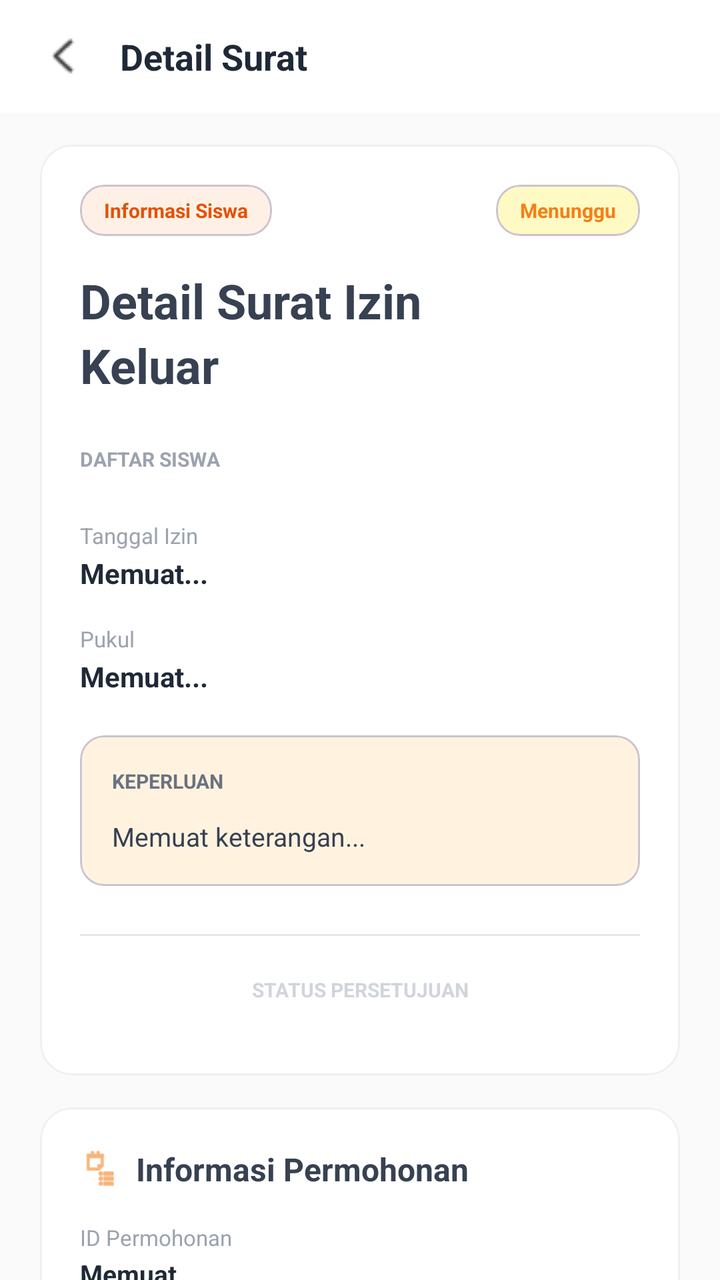
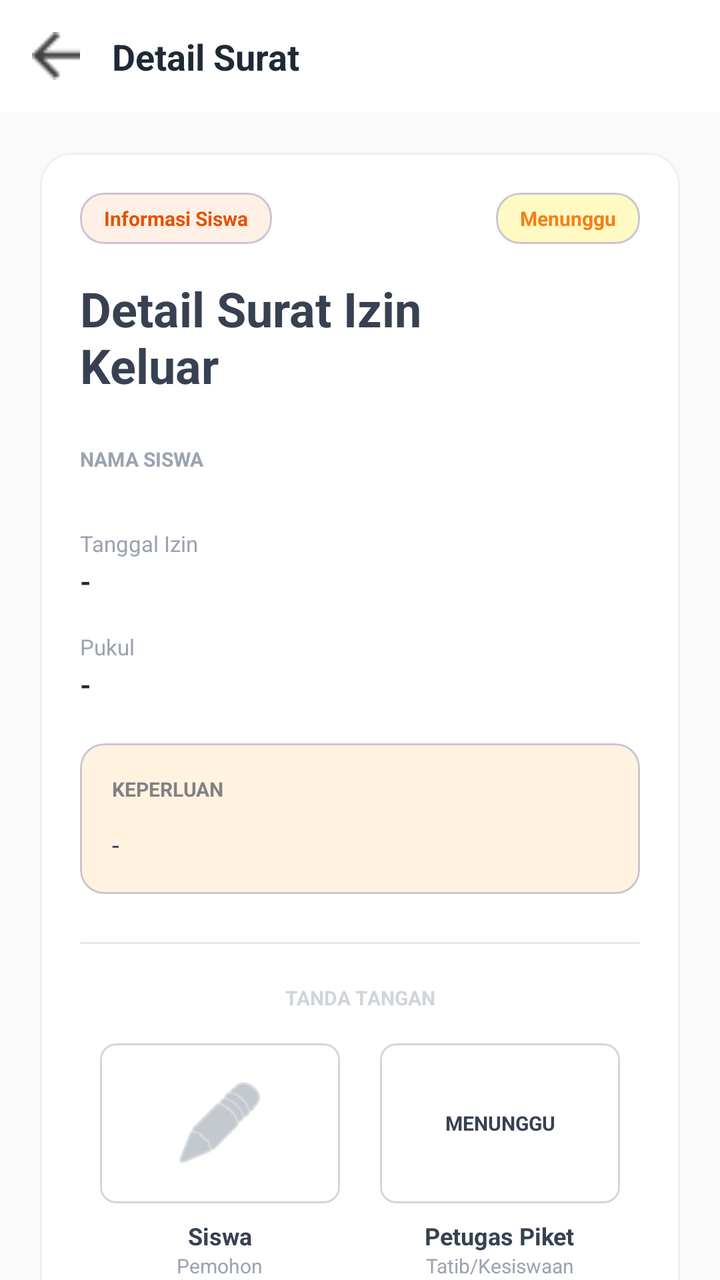

An Android layout rendered at two revisions. The XML below is the earlier revision; the diff shows what the commit changed to produce the second picture.
<!-- AndroidManifest.xml: application theme Theme.AndroidELetter -->
<!-- res/layout/halaman_detail_surat_izin_keluar.xml -->
<?xml version="1.0" encoding="utf-8"?>
<androidx.constraintlayout.widget.ConstraintLayout xmlns:android="http://schemas.android.com/apk/res/android"
    xmlns:app="http://schemas.android.com/apk/res-auto"
    xmlns:tools="http://schemas.android.com/tools"
    android:layout_width="match_parent"
    android:layout_height="match_parent"
    android:background="#FAFAFA"
    tools:context=".halaman_detail_surat_izin_keluar">

    <LinearLayout
        android:id="@+id/header_layout"
        android:layout_width="match_parent"
        android:layout_height="wrap_content"
        android:background="@color/white"
        android:gravity="center_vertical"
        android:orientation="horizontal"
        android:paddingHorizontal="20dp"
        android:paddingVertical="16dp"
        app:layout_constraintTop_toTopOf="parent">

        <ImageView
            android:id="@+id/btn_back"
            android:layout_width="24dp"
            android:layout_height="24dp"
            android:src="@drawable/tombol_back"
            app:tint="#424242" />

        <TextView
            android:layout_width="wrap_content"
            android:layout_height="wrap_content"
            android:layout_marginStart="16dp"
            android:text="Detail Surat"
            android:textColor="#1F2937"
            android:textSize="18sp"
            android:textStyle="bold" />
    </LinearLayout>

    <ScrollView
        android:layout_width="match_parent"
        android:layout_height="0dp"
        android:clipToPadding="false"
        android:paddingBottom="24dp"
        android:scrollbars="none"
        app:layout_constraintBottom_toBottomOf="parent"
        app:layout_constraintTop_toBottomOf="@+id/header_layout">

        <LinearLayout
            android:layout_width="match_parent"
            android:layout_height="wrap_content"
            android:orientation="vertical"
            android:paddingHorizontal="20dp"
            android:paddingTop="16dp">

            <com.google.android.material.card.MaterialCardView
                android:layout_width="match_parent"
                android:layout_height="wrap_content"
                android:layout_marginBottom="16dp"
                app:cardBackgroundColor="@color/white"
                app:cardCornerRadius="16dp"
                app:cardElevation="0dp"
                app:strokeColor="#F0F0F0"
                app:strokeWidth="1dp">

                <LinearLayout
                    android:layout_width="match_parent"
                    android:layout_height="wrap_content"
                    android:orientation="vertical"
                    android:padding="20dp">

                    <RelativeLayout
                        android:layout_width="match_parent"
                        android:layout_height="wrap_content"
                        android:layout_marginBottom="16dp">

                        <com.google.android.material.card.MaterialCardView
                            android:layout_width="wrap_content"
                            android:layout_height="wrap_content"
                            android:layout_alignParentStart="true"
                            app:cardBackgroundColor="#FFF0E6"
                            app:cardCornerRadius="12dp"
                            app:cardElevation="0dp">
                            <TextView
                                android:layout_width="wrap_content"
                                android:layout_height="wrap_content"
                                android:paddingHorizontal="12dp"
                                android:paddingVertical="6dp"
                                android:text="Informasi Siswa"
                                android:textColor="#E65100"
                                android:textSize="10sp"
                                android:textStyle="bold" />
                        </com.google.android.material.card.MaterialCardView>

                        <com.google.android.material.card.MaterialCardView
                            android:layout_width="wrap_content"
                            android:layout_height="wrap_content"
                            android:layout_alignParentEnd="true"
                            app:cardBackgroundColor="#FFF9C4"
                            app:cardCornerRadius="12dp"
                            app:cardElevation="0dp">
                            <TextView
                                android:layout_width="wrap_content"
                                android:layout_height="wrap_content"
                                android:paddingHorizontal="12dp"
                                android:paddingVertical="6dp"
                                android:text="Menunggu"
                                android:textColor="#F57F17"
                                android:textSize="10sp"
                                android:textStyle="bold" />
                        </com.google.android.material.card.MaterialCardView>
                    </RelativeLayout>

                    <TextView
                        android:layout_width="match_parent"
                        android:layout_height="wrap_content"
                        android:layout_marginBottom="24dp"
                        android:text="Detail Surat Izin\nKeluar"
                        android:textColor="#374151"
                        android:textSize="24sp"
                        android:textStyle="bold"
                        android:lineSpacingExtra="4dp"/>

                    <TextView
                        android:layout_width="wrap_content"
                        android:layout_height="wrap_content"
                        android:layout_marginBottom="8dp"
                        android:text="DAFTAR SISWA"
                        android:textColor="#9CA3AF"
                        android:textSize="10sp"
                        android:textStyle="bold" />

                    <LinearLayout
                        android:id="@+id/ll_wadah_siswa"
                        android:layout_width="match_parent"
                        android:layout_height="wrap_content"
                        android:orientation="vertical"
                        android:layout_marginBottom="16dp" />

                    <TextView
                        android:layout_width="wrap_content"
                        android:layout_height="wrap_content"
                        android:text="Tanggal Izin"
                        android:textColor="#9CA3AF"
                        android:textSize="11sp" />
                    <TextView
                        android:id="@+id/tv_detail_tanggal"
                        android:layout_width="wrap_content"
                        android:layout_height="wrap_content"
                        android:layout_marginBottom="16dp"
                        android:layout_marginTop="2dp"
                        android:text="Memuat..."
                        android:textColor="#1F2937"
                        android:textSize="14sp"
                        android:textStyle="bold" />

                    <TextView
                        android:layout_width="wrap_content"
                        android:layout_height="wrap_content"
                        android:text="Pukul"
                        android:textColor="#9CA3AF"
                        android:textSize="11sp" />
                    <TextView
                        android:id="@+id/tv_detail_waktu"
                        android:layout_width="wrap_content"
                        android:layout_height="wrap_content"
                        android:layout_marginBottom="20dp"
                        android:layout_marginTop="2dp"
                        android:text="Memuat..."
                        android:textColor="#1F2937"
                        android:textSize="14sp"
                        android:textStyle="bold" />

                    <com.google.android.material.card.MaterialCardView
                        android:layout_width="match_parent"
                        android:layout_height="wrap_content"
                        android:layout_marginBottom="24dp"
                        app:cardBackgroundColor="#FFF3E0"
                        app:cardCornerRadius="12dp"
                        app:cardElevation="0dp">
                        <LinearLayout
                            android:layout_width="match_parent"
                            android:layout_height="wrap_content"
                            android:orientation="vertical"
                            android:padding="16dp">
                            <TextView
                                android:layout_width="wrap_content"
                                android:layout_height="wrap_content"
                                android:layout_marginBottom="12dp"
                                android:text="KEPERLUAN"
                                android:textColor="#6B7280"
                                android:textSize="10sp"
                                android:textStyle="bold" />
                            <TextView
                                android:id="@+id/tv_detail_alasan"
                                android:layout_width="match_parent"
                                android:layout_height="wrap_content"
                                android:text="Memuat keterangan..."
                                android:textColor="#374151"
                                android:textSize="13sp"
                                android:lineSpacingExtra="4dp"/>
                        </LinearLayout>
                    </com.google.android.material.card.MaterialCardView>

                    <View
                        android:layout_width="match_parent"
                        android:layout_height="1dp"
                        android:layout_marginBottom="20dp"
                        android:background="#E5E7EB" />

                    <TextView
                        android:layout_width="match_parent"
                        android:layout_height="wrap_content"
                        android:layout_marginBottom="16dp"
                        android:gravity="center"
                        android:text="STATUS PERSETUJUAN"
                        android:textColor="#D1D5DB"
                        android:textSize="10sp"
                        android:textStyle="bold" />

                    <HorizontalScrollView
                        android:layout_width="match_parent"
                        android:layout_height="wrap_content"
                        android:scrollbars="none">

                        <LinearLayout
                            android:id="@+id/ll_wadah_ttd"
                            android:layout_width="wrap_content"
                            android:layout_height="wrap_content"
                            android:orientation="horizontal" />

                    </HorizontalScrollView>

                </LinearLayout>
            </com.google.android.material.card.MaterialCardView>

            <com.google.android.material.card.MaterialCardView
                android:layout_width="match_parent"
                android:layout_height="wrap_content"
                app:cardBackgroundColor="@color/white"
                app:cardCornerRadius="16dp"
                app:cardElevation="0dp"
                app:strokeColor="#F0F0F0"
                app:strokeWidth="1dp">

                <LinearLayout
                    android:layout_width="match_parent"
                    android:layout_height="wrap_content"
                    android:orientation="vertical"
                    android:padding="20dp">

                    <LinearLayout
                        android:layout_width="match_parent"
                        android:layout_height="wrap_content"
                        android:gravity="center_vertical"
                        android:layout_marginBottom="16dp"
                        android:orientation="horizontal">

                        <ImageView
                            android:layout_width="20dp"
                            android:layout_height="20dp"
                            android:src="@android:drawable/ic_menu_agenda"
                            app:tint="#F58220" />

                        <TextView
                            android:layout_width="wrap_content"
                            android:layout_height="wrap_content"
                            android:layout_marginStart="8dp"
                            android:text="Informasi Permohonan"
                            android:textColor="#374151"
                            android:textSize="16sp"
                            android:textStyle="bold" />
                    </LinearLayout>

                    <TextView
                        android:layout_width="wrap_content"
                        android:layout_height="wrap_content"
                        android:text="ID Permohonan"
                        android:textColor="#9CA3AF"
                        android:textSize="11sp" />
                    <TextView
                        android:id="@+id/tv_id_permohonan"
                        android:layout_width="wrap_content"
                        android:layout_height="wrap_content"
                        android:layout_marginBottom="12dp"
                        android:layout_marginTop="2dp"
                        android:text="Memuat..."
                        android:textColor="#1F2937"
                        android:textSize="13sp"
                        android:textStyle="bold" />

                    <TextView
                        android:layout_width="wrap_content"
                        android:layout_height="wrap_content"
                        android:text="Tanggal Pembuatan, Pukul"
                        android:textColor="#9CA3AF"
                        android:textSize="11sp" />
                    <TextView
                        android:id="@+id/tv_tanggal_pembuatan"
                        android:layout_width="wrap_content"
                        android:layout_height="wrap_content"
                        android:layout_marginTop="2dp"
                        android:text="Memuat..."
                        android:textColor="#1F2937"
                        android:textSize="13sp"
                        android:textStyle="bold" />

                </LinearLayout>
            </com.google.android.material.card.MaterialCardView>

        </LinearLayout>
    </ScrollView>

</androidx.constraintlayout.widget.ConstraintLayout>
<!-- resources referenced by this layout -->
<resources>
  <color name="white">#FFFFFFFF</color>
  <!-- drawable tombol_back: png bitmap (drawable, 352 bytes) -->
  <style name="Theme.AndroidELetter" parent="Base.Theme.AndroidELetter" />
  <style name="Base.Theme.AndroidELetter" parent="Theme.Material3.DayNight.NoActionBar">
          
          
      </style>
</resources>

<!-- the commit's change to res/layout/halaman_detail_surat_izin_keluar.xml (unified diff, before → after) -->
@@ -1,11 +1,9 @@
 <?xml version="1.0" encoding="utf-8"?>
 <androidx.constraintlayout.widget.ConstraintLayout xmlns:android="http://schemas.android.com/apk/res/android"
     xmlns:app="http://schemas.android.com/apk/res-auto"
-    xmlns:tools="http://schemas.android.com/tools"
     android:layout_width="match_parent"
     android:layout_height="match_parent"
-    android:background="#FAFAFA"
-    tools:context=".halaman_detail_surat_izin_keluar">
+    android:background="#FAFAFA">
 
     <LinearLayout
         android:id="@+id/header_layout"
@@ -14,15 +12,14 @@
         android:background="@color/white"
         android:gravity="center_vertical"
         android:orientation="horizontal"
-        android:paddingHorizontal="20dp"
-        android:paddingVertical="16dp"
+        android:padding="16dp"
         app:layout_constraintTop_toTopOf="parent">
 
         <ImageView
             android:id="@+id/btn_back"
             android:layout_width="24dp"
             android:layout_height="24dp"
-            android:src="@drawable/tombol_back"
+            android:src="@drawable/icon_panah_kembali"
             app:tint="#424242" />
 
         <TextView
@@ -38,8 +35,8 @@
     <ScrollView
         android:layout_width="match_parent"
         android:layout_height="0dp"
+        android:paddingBottom="24dp"
         android:clipToPadding="false"
-        android:paddingBottom="24dp"
         android:scrollbars="none"
         app:layout_constraintBottom_toBottomOf="parent"
         app:layout_constraintTop_toBottomOf="@+id/header_layout">
@@ -48,8 +45,54 @@
             android:layout_width="match_parent"
             android:layout_height="wrap_content"
             android:orientation="vertical"
-            android:paddingHorizontal="20dp"
-            android:paddingTop="16dp">
+            android:padding="20dp">
+
+            <com.google.android.material.card.MaterialCardView
+                android:id="@+id/cv_warning_ditolak"
+                android:layout_width="match_parent"
+                android:layout_height="wrap_content"
+                android:layout_marginBottom="16dp"
+                android:visibility="gone"
+                app:cardBackgroundColor="#FFF0F0"
+                app:cardCornerRadius="8dp"
+                app:cardElevation="0dp"
+                app:strokeColor="#FFCDD2"
+                app:strokeWidth="1dp">
+
+                <LinearLayout
+                    android:layout_width="match_parent"
+                    android:layout_height="wrap_content"
+                    android:orientation="horizontal"
+                    android:padding="16dp"
+                    android:gravity="center_vertical">
+
+                    <ImageView
+                        android:layout_width="24dp"
+                        android:layout_height="24dp"
+                        android:src="@android:drawable/ic_dialog_alert"
+                        app:tint="#D32F2F" />
+
+                    <LinearLayout
+                        android:layout_width="wrap_content"
+                        android:layout_height="wrap_content"
+                        android:layout_marginStart="12dp"
+                        android:orientation="vertical">
+                        <TextView
+                            android:layout_width="wrap_content"
+                            android:layout_height="wrap_content"
+                            android:text="Izin Ditolak!"
+                            android:textColor="#D32F2F"
+                            android:textSize="12sp"
+                            android:textStyle="bold" />
+                        <TextView
+                            android:layout_width="wrap_content"
+                            android:layout_height="wrap_content"
+                            android:text="Surat izin anda ditolak karena tidak memenuhi ketentuan yang berlaku."
+                            android:textColor="#D32F2F"
+                            android:textSize="10sp" />
+                    </LinearLayout>
+                </LinearLayout>
+            </com.google.android.material.card.MaterialCardView>
 
             <com.google.android.material.card.MaterialCardView
                 android:layout_width="match_parent"
@@ -91,6 +134,7 @@
                         </com.google.android.material.card.MaterialCardView>
 
                         <com.google.android.material.card.MaterialCardView
+                            android:id="@+id/cv_status_atas"
                             android:layout_width="wrap_content"
                             android:layout_height="wrap_content"
                             android:layout_alignParentEnd="true"
@@ -98,6 +142,7 @@
                             app:cardCornerRadius="12dp"
                             app:cardElevation="0dp">
                             <TextView
+                                android:id="@+id/tv_status_atas"
                                 android:layout_width="wrap_content"
                                 android:layout_height="wrap_content"
                                 android:paddingHorizontal="12dp"
@@ -116,24 +161,23 @@
                         android:text="Detail Surat Izin\nKeluar"
                         android:textColor="#374151"
                         android:textSize="24sp"
-                        android:textStyle="bold"
-                        android:lineSpacingExtra="4dp"/>
+                        android:textStyle="bold" />
 
                     <TextView
                         android:layout_width="wrap_content"
                         android:layout_height="wrap_content"
                         android:layout_marginBottom="8dp"
-                        android:text="DAFTAR SISWA"
+                        android:text="NAMA SISWA"
                         android:textColor="#9CA3AF"
                         android:textSize="10sp"
                         android:textStyle="bold" />
 
                     <LinearLayout
-                        android:id="@+id/ll_wadah_siswa"
-                        android:layout_width="match_parent"
-                        android:layout_height="wrap_content"
-                        android:orientation="vertical"
-                        android:layout_marginBottom="16dp" />
+                        android:id="@+id/ll_container_siswa"
+                        android:layout_width="match_parent"
+                        android:layout_height="wrap_content"
+                        android:layout_marginBottom="20dp"
+                        android:orientation="vertical" />
 
                     <TextView
                         android:layout_width="wrap_content"
@@ -142,12 +186,12 @@
                         android:textColor="#9CA3AF"
                         android:textSize="11sp" />
                     <TextView
-                        android:id="@+id/tv_detail_tanggal"
+                        android:id="@+id/tv_tanggal_izin"
                         android:layout_width="wrap_content"
                         android:layout_height="wrap_content"
                         android:layout_marginBottom="16dp"
                         android:layout_marginTop="2dp"
-                        android:text="Memuat..."
+                        android:text="-"
                         android:textColor="#1F2937"
                         android:textSize="14sp"
                         android:textStyle="bold" />
@@ -159,12 +203,12 @@
                         android:textColor="#9CA3AF"
                         android:textSize="11sp" />
                     <TextView
-                        android:id="@+id/tv_detail_waktu"
+                        android:id="@+id/tv_waktu_izin"
                         android:layout_width="wrap_content"
                         android:layout_height="wrap_content"
                         android:layout_marginBottom="20dp"
                         android:layout_marginTop="2dp"
-                        android:text="Memuat..."
+                        android:text="-"
                         android:textColor="#1F2937"
                         android:textSize="14sp"
                         android:textStyle="bold" />
@@ -186,14 +230,14 @@
                                 android:layout_height="wrap_content"
                                 android:layout_marginBottom="12dp"
                                 android:text="KEPERLUAN"
-                                android:textColor="#6B7280"
+                                android:textColor="#828282"
                                 android:textSize="10sp"
                                 android:textStyle="bold" />
                             <TextView
-                                android:id="@+id/tv_detail_alasan"
+                                android:id="@+id/tv_keperluan"
                                 android:layout_width="match_parent"
                                 android:layout_height="wrap_content"
-                                android:text="Memuat keterangan..."
+                                android:text="-"
                                 android:textColor="#374151"
                                 android:textSize="13sp"
                                 android:lineSpacingExtra="4dp"/>
@@ -211,24 +255,114 @@
                         android:layout_height="wrap_content"
                         android:layout_marginBottom="16dp"
                         android:gravity="center"
-                        android:text="STATUS PERSETUJUAN"
+                        android:text="TANDA TANGAN"
                         android:textColor="#D1D5DB"
                         android:textSize="10sp"
                         android:textStyle="bold" />
 
-                    <HorizontalScrollView
-                        android:layout_width="match_parent"
-                        android:layout_height="wrap_content"
-                        android:scrollbars="none">
+                    <LinearLayout
+                        android:layout_width="match_parent"
+                        android:layout_height="wrap_content"
+                        android:baselineAligned="false"
+                        android:orientation="horizontal">
 
                         <LinearLayout
-                            android:id="@+id/ll_wadah_ttd"
-                            android:layout_width="wrap_content"
-                            android:layout_height="wrap_content"
-                            android:orientation="horizontal" />
-
-                    </HorizontalScrollView>
-
+                            android:layout_width="0dp"
+                            android:layout_height="wrap_content"
+                            android:layout_weight="1"
+                            android:gravity="center"
+                            android:orientation="vertical">
+                            <com.google.android.material.card.MaterialCardView
+                                android:layout_width="120dp"
+                                android:layout_height="80dp"
+                                android:layout_marginBottom="8dp"
+                                app:cardBackgroundColor="@color/white"
+                                app:cardCornerRadius="8dp"
+                                app:cardElevation="0dp"
+                                app:strokeColor="#D1D5DB"
+                                app:strokeWidth="1dp">
+                                <ImageView
+                                    android:id="@+id/iv_ttd_siswa"
+                                    android:layout_width="match_parent"
+                                    android:layout_height="match_parent"
+                                    android:padding="16dp"
+                                    android:scaleType="fitCenter"
+                                    android:src="@android:drawable/ic_menu_edit"
+                                    app:tint="#9CA3AF"/>
+                            </com.google.android.material.card.MaterialCardView>
+                            <TextView
+                                android:id="@+id/tv_ttd_nama_siswa"
+                                android:layout_width="wrap_content"
+                                android:layout_height="wrap_content"
+                                android:text="Siswa"
+                                android:textColor="#374151"
+                                android:textSize="12sp"
+                                android:textStyle="bold" />
+                            <TextView
+                                android:layout_width="wrap_content"
+                                android:layout_height="wrap_content"
+                                android:text="Pemohon"
+                                android:textColor="#9CA3AF"
+                                android:textSize="10sp" />
+                        </LinearLayout>
+
+                        <LinearLayout
+                            android:layout_width="0dp"
+                            android:layout_height="wrap_content"
+                            android:layout_weight="1"
+                            android:gravity="center"
+                            android:orientation="vertical">
+                            <com.google.android.material.card.MaterialCardView
+                                android:layout_width="120dp"
+                                android:layout_height="80dp"
+                                android:layout_marginBottom="8dp"
+                                app:cardBackgroundColor="@color/white"
+                                app:cardCornerRadius="8dp"
+                                app:cardElevation="0dp"
+                                app:strokeColor="#D1D5DB"
+                                app:strokeWidth="1dp">
+
+                                <RelativeLayout
+                                    android:layout_width="match_parent"
+                                    android:layout_height="match_parent">
+
+                                    <TextView
+                                        android:id="@+id/tv_status_ttd_guru"
+                                        android:layout_width="match_parent"
+                                        android:layout_height="match_parent"
+                                        android:gravity="center"
+                                        android:text="MENUNGGU"
+                                        android:textColor="#374151"
+                                        android:textSize="10sp"
+                                        android:textStyle="bold" />
+
+                                    <ImageView
+                                        android:id="@+id/iv_ttd_guru"
+                                        android:layout_width="match_parent"
+                                        android:layout_height="match_parent"
+                                        android:padding="8dp"
+                                        android:scaleType="fitCenter"
+                                        android:visibility="gone"/>
+                                </RelativeLayout>
+
+                            </com.google.android.material.card.MaterialCardView>
+                            <TextView
+                                android:id="@+id/tv_ttd_nama_guru"
+                                android:layout_width="wrap_content"
+                                android:layout_height="wrap_content"
+                                android:text="Petugas Piket"
+                                android:textColor="#374151"
+                                android:textSize="12sp"
+                                android:textStyle="bold" />
+                            <TextView
+                                android:layout_width="wrap_content"
+                                android:layout_height="wrap_content"
+                                android:text="Tatib/Kesiswaan"
+                                android:textColor="#9CA3AF"
+                                android:textSize="10sp" />
+                        </LinearLayout>
+
+                    </LinearLayout>
                 </LinearLayout>
             </com.google.android.material.card.MaterialCardView>
 
@@ -257,7 +391,7 @@
                         <ImageView
                             android:layout_width="20dp"
                             android:layout_height="20dp"
-                            android:src="@android:drawable/ic_menu_agenda"
+                            android:src="@android:drawable/ic_menu_today"
                             app:tint="#F58220" />
 
                         <TextView
@@ -282,7 +416,7 @@
                         android:layout_height="wrap_content"
                         android:layout_marginBottom="12dp"
                         android:layout_marginTop="2dp"
-                        android:text="Memuat..."
+                        android:text="-"
                         android:textColor="#1F2937"
                         android:textSize="13sp"
                         android:textStyle="bold" />
@@ -290,7 +424,7 @@
                     <TextView
                         android:layout_width="wrap_content"
                         android:layout_height="wrap_content"
-                        android:text="Tanggal Pembuatan, Pukul"
+                        android:text="Tanggal Pembuatan"
                         android:textColor="#9CA3AF"
                         android:textSize="11sp" />
                     <TextView
@@ -298,7 +432,7 @@
                         android:layout_width="wrap_content"
                         android:layout_height="wrap_content"
                         android:layout_marginTop="2dp"
-                        android:text="Memuat..."
+                        android:text="-"
                         android:textColor="#1F2937"
                         android:textSize="13sp"
                         android:textStyle="bold" />
@@ -308,5 +442,4 @@
 
         </LinearLayout>
     </ScrollView>
-
 </androidx.constraintlayout.widget.ConstraintLayout>
<!-- resource entries referenced after the edit -->
@@ -1,7 +1,7 @@
 <!-- resources referenced by this layout -->
 <resources>
   <color name="white">#FFFFFFFF</color>
-  <!-- drawable tombol_back: png bitmap (drawable, 352 bytes) -->
+  <!-- drawable icon_panah_kembali: png bitmap (drawable, 239 bytes) -->
   <style name="Theme.AndroidELetter" parent="Base.Theme.AndroidELetter" />
   <style name="Base.Theme.AndroidELetter" parent="Theme.Material3.DayNight.NoActionBar">
           
